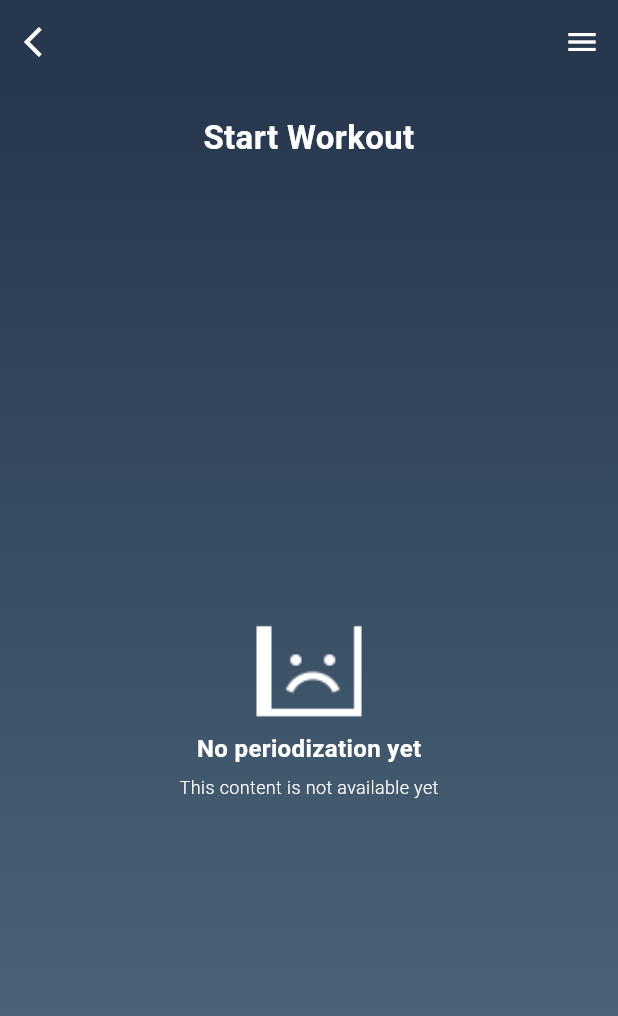
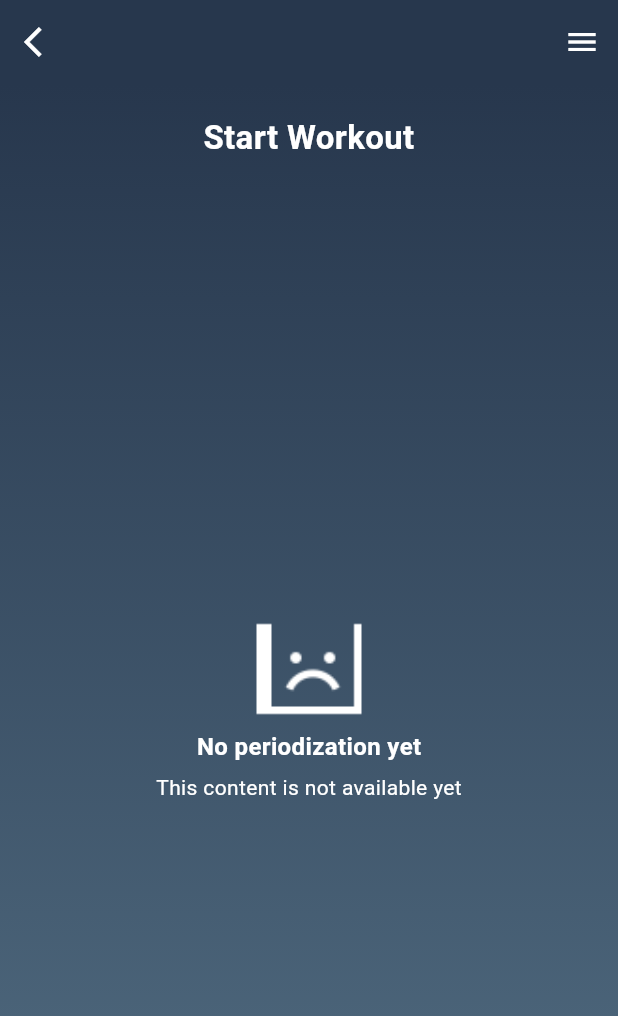
Before and after one commit to faustojc/workout_routine, a Flutter app: the StartWorkout screen opened directly, on a phone screen of 412 x 824 dp. Shown: the top 1016 px of the screen. Run offline on Flutter 3.47's test engine with Material 3 defaults, Android fonts, the phone set to English and light mode, and no system bars; our stand-ins replace connectivity_plus, internet_connection_checker_plus, supabase_flutter; missing offline and left inert: powersync; accounts and stored records are empty; statements that could not run were skipped.

Commit message:
Added IconData optional parameter

```diff
--- a/lib/widgets/components/empty_content.dart
+++ b/lib/widgets/components/empty_content.dart
@@ -3,19 +3,21 @@ import 'package:workout_routine/themes/colors.dart';
 
 class EmptyContent extends StatelessWidget {
   final String title;
+  final IconData? icon;
   final String? subtitle;
 
-  const EmptyContent({super.key, required this.title, this.subtitle});
+  const EmptyContent({required this.title, super.key, this.subtitle, this.icon});
 
   @override
   Widget build(BuildContext context) {
     return Expanded(
       child: Align(
-        alignment: Alignment.center,
         child: Column(
           mainAxisAlignment: MainAxisAlignment.center,
           children: [
-            Image.asset('assets/images/icons/empty-content.png', scale: 0.8),
+            (icon != null) //
+                ? Icon(icon, size: 50, color: ThemeColor.white)
+                : Image.asset('assets/images/icons/empty-content.png', scale: 0.8),
             Text(
               title,
               style: const TextStyle(
@@ -25,15 +27,16 @@ class EmptyContent extends StatelessWidget {
               ),
             ),
             const SizedBox(height: 6),
-            Text(
-              subtitle!,
-              softWrap: true,
-              style: const TextStyle(
-                fontSize: 12,
-                fontWeight: FontWeight.w300,
-                color: ThemeColor.white,
-              ),
-            ),
+            (subtitle != null)
+                ? Text(
+                    subtitle!,
+                    style: const TextStyle(
+                      fontSize: 14,
+                      fontWeight: FontWeight.normal,
+                      color: ThemeColor.white,
+                    ),
+                  )
+                : const SizedBox.shrink(),
           ],
         ),
       ),
```
